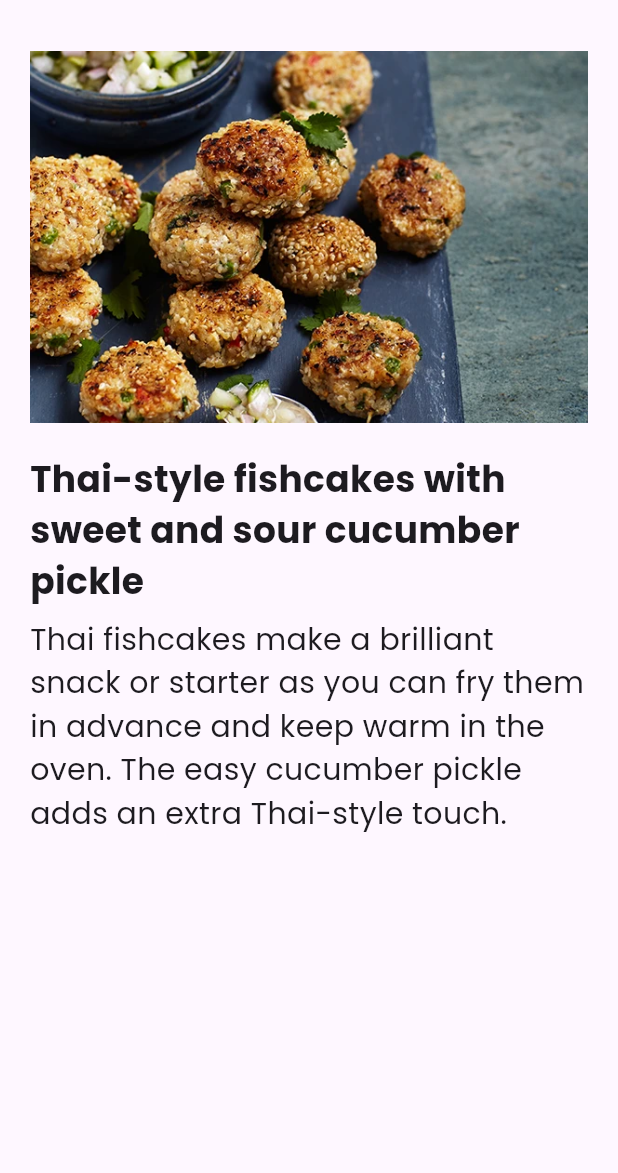
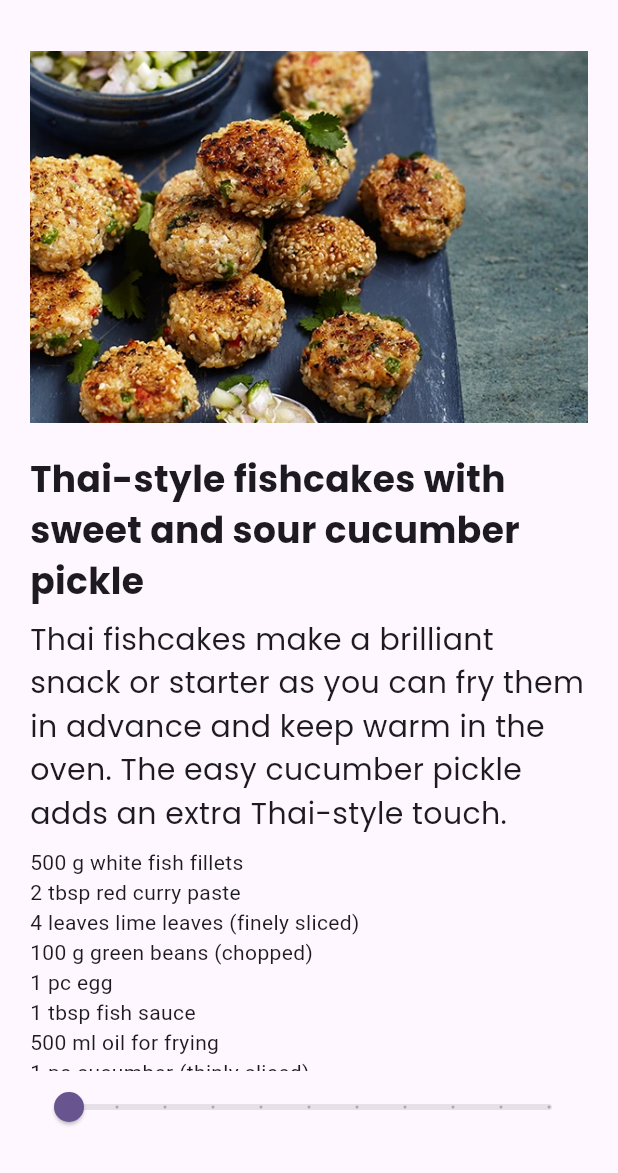
Before and after one commit to PolawatK/Recipe, a Flutter app: the screen it shows after launch, after a tap on "Thai-style fishcakes with sweet and sour", on a phone screen of 412 x 824 dp, the part 63-1236 px from its top. Run offline on Flutter 3.47's test engine with Material 3 defaults, Android fonts, the phone set to English and light mode, and no system bars; our stand-ins replace google_fonts.

Commit message:
Recipes Slider

```diff
--- a/lib/Model/recipe.dart
+++ b/lib/Model/recipe.dart
@@ -1,30 +1,83 @@
+import 'package:recipes/Model/ingredient.dart';
+
 class Recipe {
   String imgLabel;
   String imageUrl;
   String imgdetail;
+  List<Ingredient> ingredients = [];
 
-  Recipe(this.imageUrl, this.imgLabel, this.imgdetail);
+  Recipe(this.imageUrl, this.imgLabel, this.imgdetail, this.ingredients);
 
   static List<Recipe> samples = [
     Recipe(
       'assets/images/2358.webp',
       'Thai-style fishcakes with sweet and sour cucumber pickle',
       'Thai fishcakes make a brilliant snack or starter as you can fry them in advance and keep warm in the oven. The easy cucumber pickle adds an extra Thai-style touch.',
+      [
+        Ingredient(name: 'white fish fillets', quantity: 500, unit: 'g'),
+        Ingredient(name: 'red curry paste', quantity: 2, unit: 'tbsp'),
+        Ingredient(
+          name: 'lime leaves (finely sliced)',
+          quantity: 4,
+          unit: 'leaves',
+        ),
+        Ingredient(name: 'green beans (chopped)', quantity: 100, unit: 'g'),
+        Ingredient(name: 'egg', quantity: 1, unit: 'pc'),
+        Ingredient(name: 'fish sauce', quantity: 1, unit: 'tbsp'),
+        Ingredient(name: 'oil for frying', quantity: 500, unit: 'ml'),
+        // Pickle ingredients
+        Ingredient(name: 'cucumber (thinly sliced)', quantity: 1, unit: 'pc'),
+        Ingredient(name: 'vinegar', quantity: 60, unit: 'ml'),
+        Ingredient(name: 'sugar', quantity: 40, unit: 'g'),
+        Ingredient(name: 'salt', quantity: 1, unit: 'tsp'),
+      ],
     ),
     Recipe(
       'assets/images/3910.webp',
       'Sweet Thai basil smash cocktail',
       'Make your own sweet Thai basil smash cocktail, invented by the folk at Rosa',
+      [
+        Ingredient(name: 'gin', quantity: 50, unit: 'ml'),
+        Ingredient(name: 'Thai basil leaves', quantity: 10, unit: 'leaves'),
+        Ingredient(name: 'lime juice', quantity: 25, unit: 'ml'),
+        Ingredient(name: 'simple syrup', quantity: 15, unit: 'ml'),
+        Ingredient(name: 'ice cubes', quantity: 6, unit: 'pc'),
+        Ingredient(name: 'soda water (optional)', quantity: 30, unit: 'ml'),
+      ],
     ),
     Recipe(
       'assets/images/p133-20250121rps2352northernlarbpreview-1-0ac4d35.webp',
       'Larb muang (Thai chopped pork salad)',
       'Experience bold Thai flavours with Larb Muang, a vibrant chopped pork salad bursting with garlic, crispy shallots and spiced chillies. Perfect for sharing, this easy dish is served hot with sticky rice or lettuce cups',
+      [
+        Ingredient(name: 'minced pork', quantity: 500, unit: 'g'),
+        Ingredient(name: 'garlic (chopped)', quantity: 4, unit: 'cloves'),
+        Ingredient(name: 'shallots (sliced)', quantity: 3, unit: 'pc'),
+        Ingredient(name: 'dried chilli flakes', quantity: 1, unit: 'tbsp'),
+        Ingredient(name: 'fish sauce', quantity: 2, unit: 'tbsp'),
+        Ingredient(name: 'lime juice', quantity: 2, unit: 'tbsp'),
+        Ingredient(name: 'sticky rice (to serve)', quantity: 300, unit: 'g'),
+        Ingredient(
+          name: 'fresh herbs (mint/coriander)',
+          quantity: 20,
+          unit: 'g',
+        ),
+      ],
     ),
     Recipe(
       'assets/images/p66-20250121rps2352tigersaladpreview-b01d5bc.webp',
       'Crying tiger beef salad (yum nua seua rong hai)',
       'Enjoy the bold, spicy and tangy flavours of crying tiger beef salad, a Thai special-occasion dish. Tender grilled sirloin sits on crisp lettuce, dressed with a zesty lime and chilli sauce.',
+      [
+        Ingredient(name: 'sirloin steak', quantity: 400, unit: 'g'),
+        Ingredient(name: 'lime juice', quantity: 3, unit: 'tbsp'),
+        Ingredient(name: 'fish sauce', quantity: 2, unit: 'tbsp'),
+        Ingredient(name: 'soy sauce', quantity: 1, unit: 'tbsp'),
+        Ingredient(name: 'chilli flakes', quantity: 1, unit: 'tsp'),
+        Ingredient(name: 'lettuce leaves', quantity: 6, unit: 'leaves'),
+        Ingredient(name: 'garlic', quantity: 2, unit: 'cloves'),
+        Ingredient(name: 'coriander leaves', quantity: 10, unit: 'g'),
+      ],
     ),
   ];
 }
--- a/lib/recipe-detail.dart
+++ b/lib/recipe-detail.dart
@@ -1,10 +1,22 @@
 import 'package:flutter/material.dart';
+import 'package:recipes/Model/ingredient.dart';
 import 'package:recipes/Model/recipe.dart';
 import 'package:google_fonts/google_fonts.dart';
 
-class RecipeDetail extends StatelessWidget {
+class RecipeDetail extends StatefulWidget {
   final Recipe recipe;
-  const RecipeDetail({super.key, required this.recipe});
+  RecipeDetail({super.key, required this.recipe});
+
+  @override
+  State<StatefulWidget> createState() {
+    // TODO: implement createState
+    return RecipeDetailState();
+  }
+}
+
+class RecipeDetailState extends State<RecipeDetail> {
+  int sliderVal = 1;
+  Recipe get recipe => widget.recipe;
 
   @override
   Widget build(BuildContext context) {
@@ -26,6 +38,32 @@ class RecipeDetail extends StatelessWidget {
               ),
               SizedBox(height: 8.0),
               Text(recipe.imgdetail, style: GoogleFonts.poppins(fontSize: 20)),
+              SizedBox(height: 8.0),
+              Expanded(
+                child: ListView.builder(
+                  itemBuilder: (BuildContext context, int index) {
+                    // 2 tps slat
+                    final ingredient = recipe.ingredients[index];
+                    final adjustedQuantity = recipe.ingredients[index].quantity;
+                    return Text(
+                      '${adjustedQuantity * sliderVal} ${ingredient.unit} ${ingredient.name}',
+                    );
+                  },
+                  itemCount: recipe.ingredients.length,
+                ),
+              ),
+              Slider(
+                min: 1,
+                max: 10,
+                divisions: 10,
+                value: sliderVal.toDouble(),
+                label: '${sliderVal} servings',
+                onChanged: (newValue) {
+                  setState(() {
+                    sliderVal = newValue.round();
+                  });
+                },
+              ),
             ],
           ),
         ),
```
